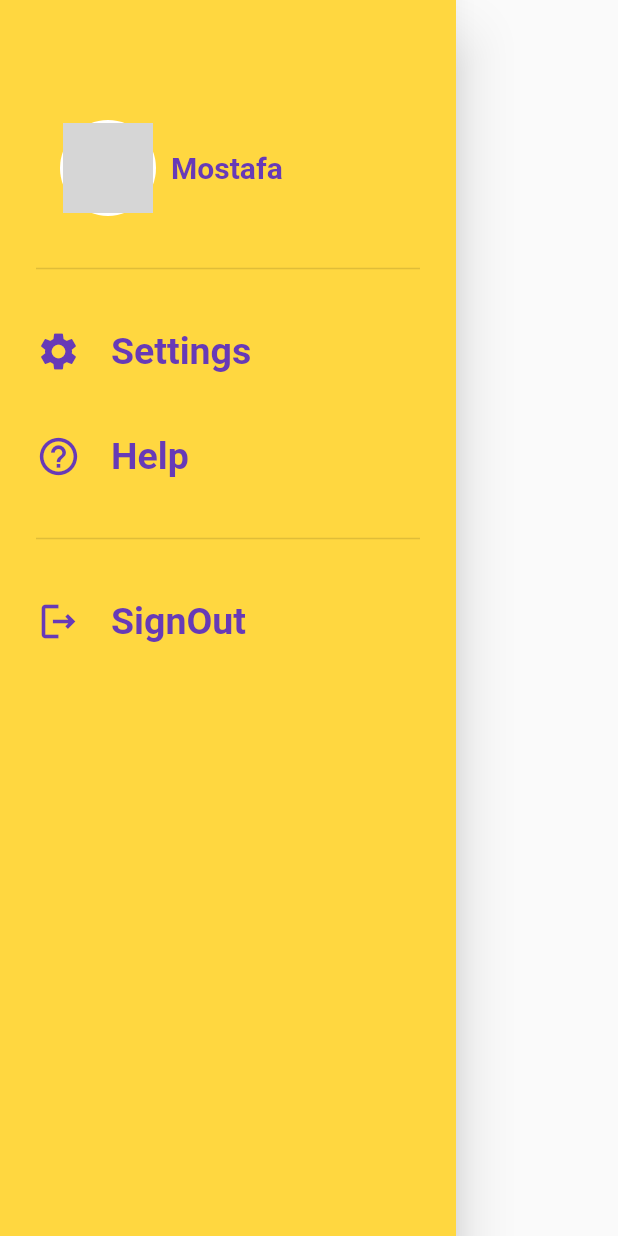
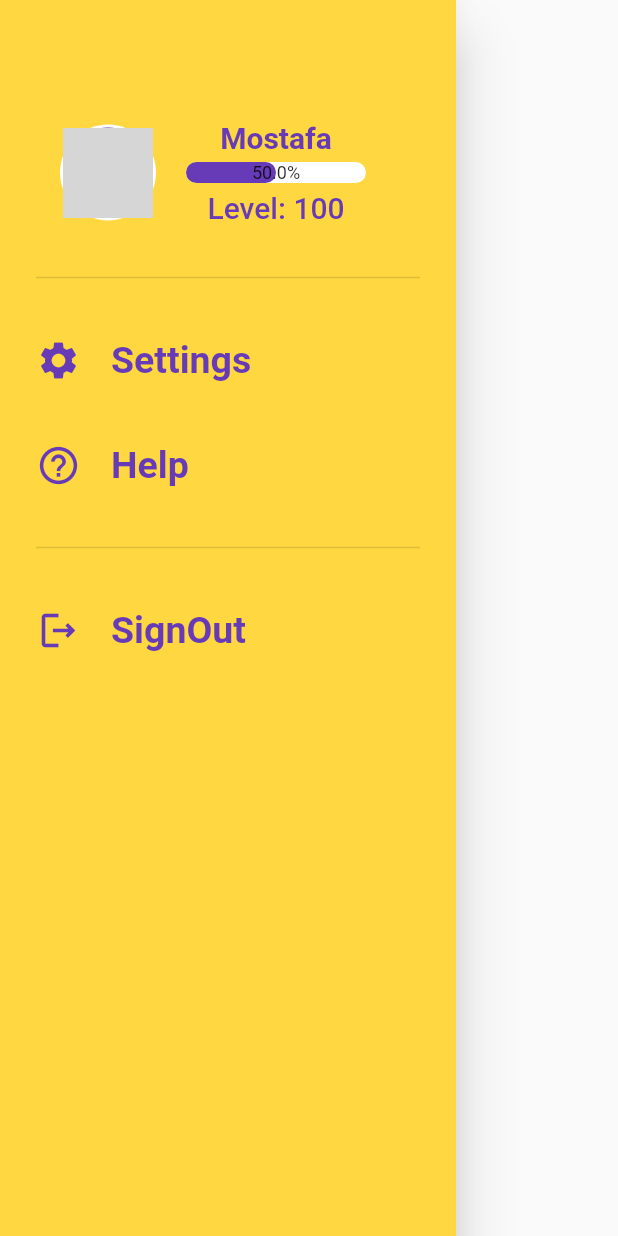
Before and after one commit to devabdu/win_money_game, a Flutter app: the NavigationDrawerWidget widget shown alone on an empty page, opened directly, on a phone screen of 412 x 824 dp. Run offline on Flutter 3.47's test engine with Material 2 defaults, Android fonts, the phone set to English and light mode, and no system bars; drawn by our look-alikes of percent_indicator; our stand-ins replace animated_splash_screen, equatable, lottie, page_transition; missing offline and left inert: flutter_chess_board; network calls fail; grey boxes are pictures that could not be loaded.

Commit message:
edit design

```diff
--- a/lib/modules/NavigatorDrawer/navigation_drawer_widget.dart
+++ b/lib/modules/NavigatorDrawer/navigation_drawer_widget.dart
@@ -5,7 +5,7 @@ import 'package:flutter/material.dart';
 import 'package:percent_indicator/percent_indicator.dart';
 import 'package:win_money_game/modules/NavigatorDrawer/drawer_item.dart';
 import 'package:win_money_game/modules/NavigatorDrawer/help.dart';
-import 'package:win_money_game/modules/NavigatorDrawer/settings.dart';
+import 'package:win_money_game/modules/NavigatorDrawer/profile.dart';
 import 'package:win_money_game/shared/component/component.dart';
 
 class NavigationDrawerWidget extends StatelessWidget {
@@ -74,7 +74,7 @@ class NavigationDrawerWidget extends StatelessWidget {
     switch(index)
     {
       case 0:
-        navigateTo(context, SettingsScreen());
+        navigateTo(context, ProfileScreen());
         break;
       case 1:
         navigateTo(context, const HelpScreen());
@@ -89,7 +89,7 @@ class NavigationDrawerWidget extends StatelessWidget {
   {
     return MaterialButton(
 
-      onPressed: (){navigateTo(context, SettingsScreen());},
+      onPressed: (){navigateTo(context, ProfileScreen());},
       child: Padding(
         padding: const EdgeInsets.only(right: 10),
         child: Row(
@@ -107,10 +107,10 @@ class NavigationDrawerWidget extends StatelessWidget {
               width: 10,
             ),
             Column(
-              crossAxisAlignment: CrossAxisAlignment.start,
+              crossAxisAlignment: CrossAxisAlignment.center,
               mainAxisAlignment: MainAxisAlignment.start,
               children:  [
-                Text(
+                const Text(
                   'Mostafa',
                   style: TextStyle(
                     color: Colors.deepPurple,
@@ -118,9 +118,33 @@ class NavigationDrawerWidget extends StatelessWidget {
                     fontWeight: FontWeight.bold,
                   ),
                 ),
-                // SizedBox(
-                //   height: 5,
-                // ),
+                const SizedBox(
+                  height: 5,
+                ),
+                LinearPercentIndicator(
+                  alignment: MainAxisAlignment.start,
+                  width: 140.0,
+                  lineHeight: 14.0,
+                  percent: 0.5,
+                  center: Text(
+                    "50.0%",
+                    style:  TextStyle(fontSize: 12.0),
+                  ),
+                  //trailing: Icon(Icons.mood),
+                  linearStrokeCap: LinearStrokeCap.roundAll,
+                  backgroundColor: Colors.white,
+                  progressColor: Colors.deepPurple,
+                ),
+                const SizedBox(
+                  height: 5,
+                ),
+                const Text(
+                  'Level: 100',
+                  style: TextStyle(
+                    color: Colors.deepPurple,
+                    fontSize: 20,
+                  ),
+                ),
               ],
             ),
           ],
```
